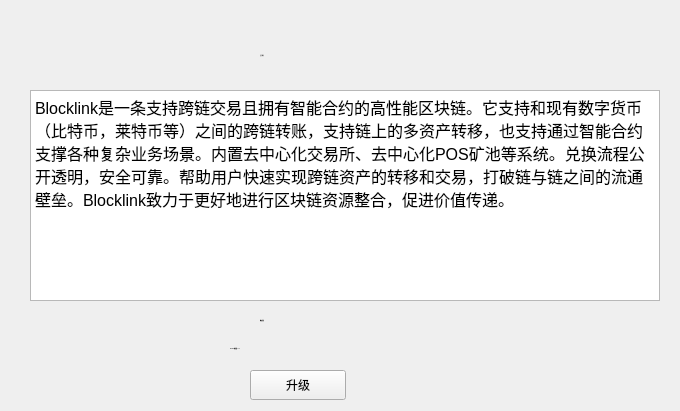
Above: HelpWidget.ui from HcashOrg/hx-indicator before the change. Below: the same form after it.
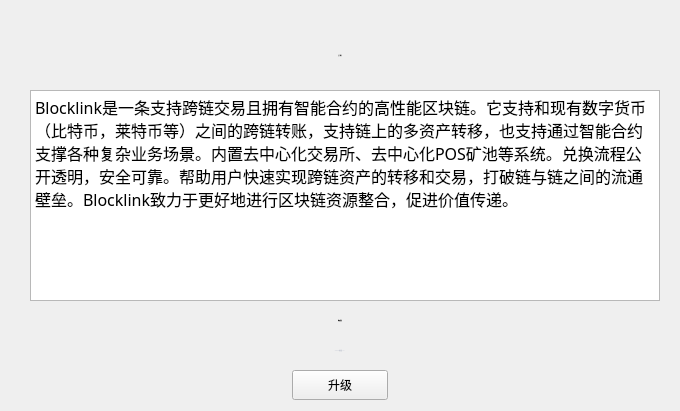
That is the form after the change.

Patch:
```diff
--- a/HelpWidget.ui
+++ b/HelpWidget.ui
@@ -10,15 +10,20 @@
     <height>411</height>
    </rect>
   </property>
+  <property name="font">
+   <font>
+    <family>微软雅黑</family>
+   </font>
+  </property>
   <property name="windowTitle">
    <string>Form</string>
   </property>
   <widget class="QLabel" name="label">
    <property name="geometry">
     <rect>
-     <x>260</x>
+     <x>240</x>
      <y>40</y>
-     <width>91</width>
+     <width>200</width>
      <height>31</height>
     </rect>
    </property>
@@ -37,6 +42,9 @@
    <property name="text">
     <string>关于我们</string>
    </property>
+   <property name="alignment">
+    <set>Qt::AlignCenter</set>
+   </property>
   </widget>
   <widget class="QTextBrowser" name="textBrowser">
    <property name="geometry">
@@ -56,16 +64,16 @@
     <string>&lt;!DOCTYPE HTML PUBLIC &quot;-//W3C//DTD HTML 4.0//EN&quot; &quot;http://www.w3.org/TR/REC-html40/strict.dtd&quot;&gt;
 &lt;html&gt;&lt;head&gt;&lt;meta name=&quot;qrichtext&quot; content=&quot;1&quot; /&gt;&lt;style type=&quot;text/css&quot;&gt;
 p, li { white-space: pre-wrap; }
-&lt;/style&gt;&lt;/head&gt;&lt;body style=&quot; font-family:'SimSun'; font-size:12pt; font-weight:400; font-style:normal;&quot;&gt;
-&lt;p style=&quot; margin-top:0px; margin-bottom:0px; margin-left:0px; margin-right:0px; -qt-block-indent:0; text-indent:0px;&quot;&gt;Blocklink是一条支持跨链交易且拥有智能合约的高性能区块链。它支持和现有数字货币（比特币，莱特币等）之间的跨链转账，支持链上的多资产转移，也支持通过智能合约支撑各种复杂业务场景。内置去中心化交易所、去中心化POS矿池等系统。兑换流程公开透明，安全可靠。帮助用户快速实现跨链资产的转移和交易，打破链与链之间的流通壁垒。Blocklink致力于更好地进行区块链资源整合，促进价值传递。&lt;/p&gt;&lt;/body&gt;&lt;/html&gt;</string>
+&lt;/style&gt;&lt;/head&gt;&lt;body style=&quot; font-family:'微软雅黑'; font-size:12pt; font-weight:400; font-style:normal;&quot;&gt;
+&lt;p style=&quot; margin-top:0px; margin-bottom:0px; margin-left:0px; margin-right:0px; -qt-block-indent:0; text-indent:0px;&quot;&gt;&lt;span style=&quot; font-family:'SimSun';&quot;&gt;Blocklink是一条支持跨链交易且拥有智能合约的高性能区块链。它支持和现有数字货币（比特币，莱特币等）之间的跨链转账，支持链上的多资产转移，也支持通过智能合约支撑各种复杂业务场景。内置去中心化交易所、去中心化POS矿池等系统。兑换流程公开透明，安全可靠。帮助用户快速实现跨链资产的转移和交易，打破链与链之间的流通壁垒。Blocklink致力于更好地进行区块链资源整合，促进价值传递。&lt;/span&gt;&lt;/p&gt;&lt;/body&gt;&lt;/html&gt;</string>
    </property>
   </widget>
   <widget class="QLabel" name="label_2">
    <property name="geometry">
     <rect>
-     <x>260</x>
+     <x>240</x>
      <y>310</y>
-     <width>101</width>
+     <width>200</width>
      <height>21</height>
     </rect>
    </property>
@@ -84,14 +92,17 @@
    <property name="text">
     <string>检查更新</string>
    </property>
+   <property name="alignment">
+    <set>Qt::AlignCenter</set>
+   </property>
   </widget>
   <widget class="QLabel" name="label_3">
    <property name="geometry">
     <rect>
-     <x>230</x>
+     <x>190</x>
      <y>340</y>
-     <width>211</width>
-     <height>16</height>
+     <width>300</width>
+     <height>20</height>
     </rect>
    </property>
    <property name="font">
@@ -104,16 +115,20 @@
     </font>
    </property>
    <property name="styleSheet">
-    <string notr="true">font: 18px &quot;微软雅黑&quot;;</string>
+    <string notr="true">font: 12px &quot;微软雅黑&quot;;
+color: rgb(198, 202, 212);</string>
    </property>
    <property name="text">
     <string>Windows桌面版 v1.0.1</string>
    </property>
+   <property name="alignment">
+    <set>Qt::AlignCenter</set>
+   </property>
   </widget>
   <widget class="QToolButton" name="toolButton">
    <property name="geometry">
     <rect>
-     <x>250</x>
+     <x>292</x>
      <y>370</y>
      <width>96</width>
      <height>30</height>
```
Left out of the diff: 5 changed lines with no effect on the pictures.
